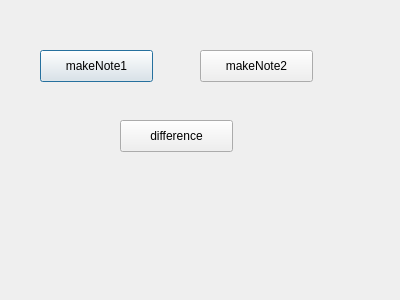
First picture: the form in coursewindow.ui, repository FigueroaCode/Scribble, before the edit.
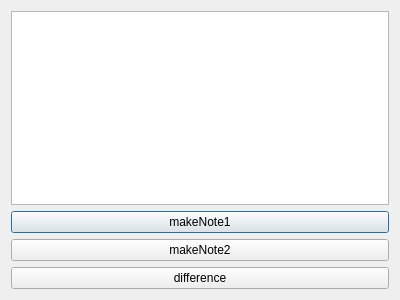
Second picture: the form after the edit.

```diff
--- a/coursewindow.ui
+++ b/coursewindow.ui
@@ -13,45 +13,32 @@
   <property name="windowTitle">
    <string>Dialog</string>
   </property>
+  <layout class="QVBoxLayout" name="verticalLayout">
+   <item>
+    <widget class="QPlainTextEdit" name="plainTextEdit"/>
+   </item>
+   <item>
   <widget class="QPushButton" name="noteOneBtn">
-   <property name="geometry">
-    <rect>
-     <x>40</x>
-     <y>50</y>
-     <width>113</width>
-     <height>32</height>
-    </rect>
-   </property>
    <property name="text">
     <string>makeNote1</string>
    </property>
   </widget>
+   </item>
+   <item>
   <widget class="QPushButton" name="notTwoBtn">
-   <property name="geometry">
-    <rect>
-     <x>200</x>
-     <y>50</y>
-     <width>113</width>
-     <height>32</height>
-    </rect>
-   </property>
    <property name="text">
     <string>makeNote2</string>
    </property>
   </widget>
+   </item>
+   <item>
   <widget class="QPushButton" name="diffButton">
-   <property name="geometry">
-    <rect>
-     <x>120</x>
-     <y>120</y>
-     <width>113</width>
-     <height>32</height>
-    </rect>
-   </property>
    <property name="text">
     <string>difference</string>
    </property>
   </widget>
+   </item>
+  </layout>
  </widget>
  <resources/>
  <connections/>
```
Lines whose indentation alone changed are shown as unchanged.
